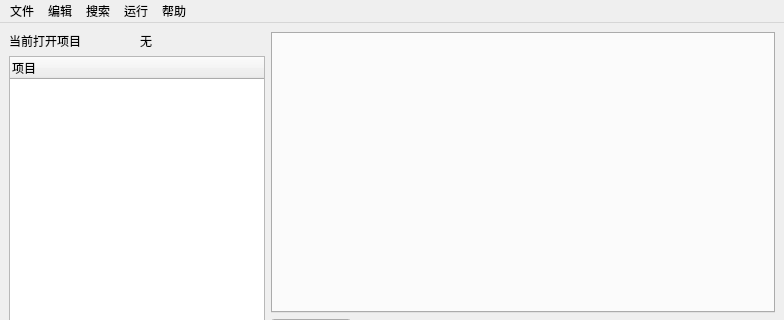
The window that CEditor/mainwindow.ui (XiaoZheng2003/BIT-QT-IDE) describes before a commit, drawn with Qt 5; both pictures show x 0 to 784 and y 0 to 320 of the 784 by 600 pixel window.
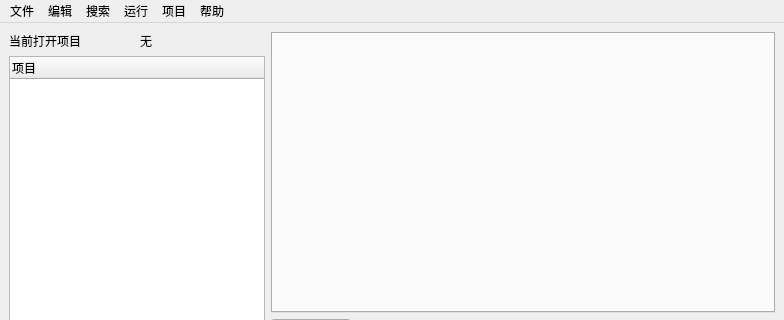
The same window after the commit.

Commit message: 优化项目相关操作，预留项目编译运行

Diff of the .ui file:
```diff
--- a/CEditor/mainwindow.ui
+++ b/CEditor/mainwindow.ui
@@ -113,7 +113,7 @@
      <x>0</x>
      <y>0</y>
      <width>784</width>
-     <height>30</height>
+     <height>21</height>
     </rect>
    </property>
    <widget class="QMenu" name="menu1">
@@ -167,10 +167,21 @@
     <addaction name="help"/>
     <addaction name="aout"/>
    </widget>
+   <widget class="QMenu" name="menu_5">
+    <property name="title">
+     <string>项目</string>
+    </property>
+    <addaction name="actionOpenProject"/>
+    <addaction name="separator"/>
+    <addaction name="actionCompileProject"/>
+    <addaction name="actionRunProject"/>
+    <addaction name="actionCompileRunProject"/>
+   </widget>
    <addaction name="menu1"/>
    <addaction name="menu"/>
    <addaction name="menu_2"/>
    <addaction name="menu_3"/>
+   <addaction name="menu_5"/>
    <addaction name="menu_4"/>
   </widget>
   <widget class="QStatusBar" name="statusBar"/>
```
Left out of the diff: 36 changed lines with no effect on the pictures. The commit also changes 2 other files.
